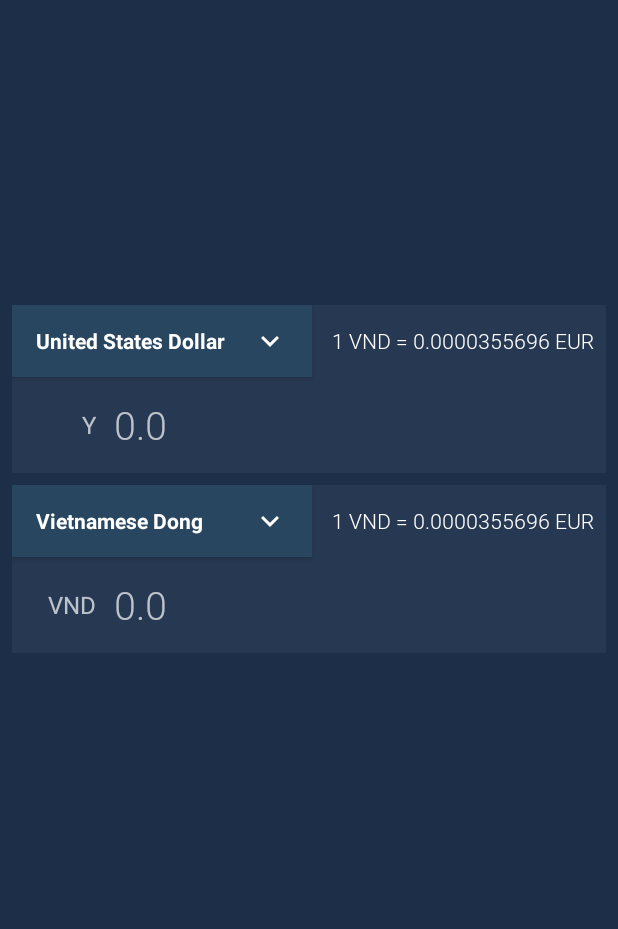
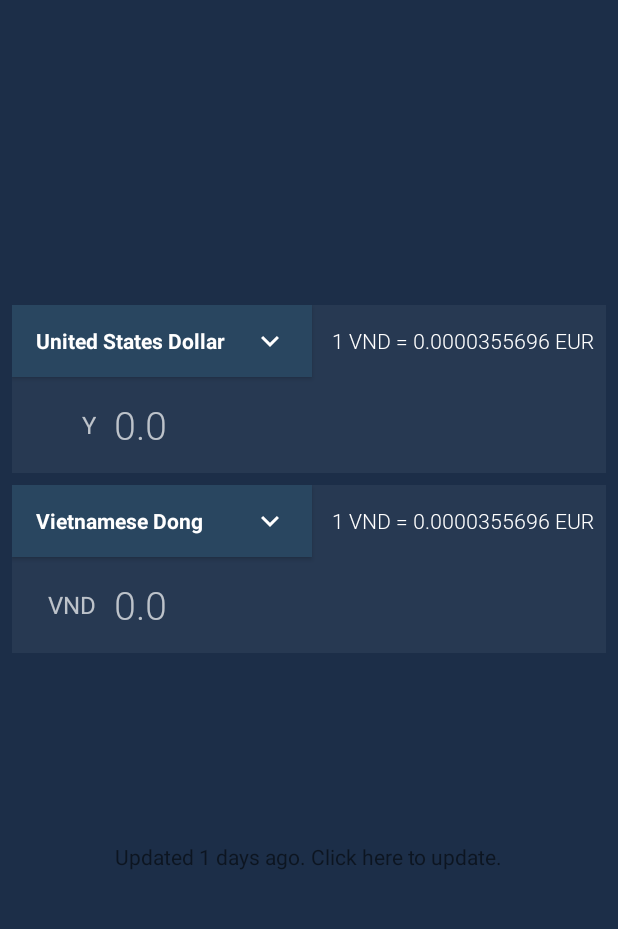
Before and after one commit to ndtho8205/mobile_application_development, an Android app: the screen it shows after launch (MainActivity), on a phone screen of 412 x 824 dp, the part 177-1106 px from its top. Run offline under Robolectric (Android 15) with nearby library versions, the phone set to English and light mode, and no system bars; libraries missing offline, so code that uses them is left out: com.beust.klaxon, com.github.kittinunf.fuel; 9 statements that could not run were skipped.

Commit message:
Add fuel

```diff
--- a/Ex2/CurrencyConverter/app/build.gradle
+++ b/Ex2/CurrencyConverter/app/build.gradle
@@ -29,6 +29,7 @@ dependencies {
     implementation 'com.android.support.constraint:constraint-layout:1.0.2'
 
     implementation 'com.beust:klaxon:3.0.1'
+    implementation 'com.github.kittinunf.fuel:fuel-android:1.12.1'
 
     testImplementation 'junit:junit:4.12'
     androidTestImplementation 'com.android.support.test:runner:1.0.1'
--- a/Ex2/CurrencyConverter/app/src/main/AndroidManifest.xml
+++ b/Ex2/CurrencyConverter/app/src/main/AndroidManifest.xml
@@ -1,6 +1,8 @@
 <?xml version="1.0" encoding="utf-8"?>
 <manifest xmlns:android="http://schemas.android.com/apk/res/android"
     package="edu.bk.ndtho.currencyconverter">
+
+    <uses-permission android:name="android.permission.INTERNET" />
 
     <application
         android:allowBackup="true"
--- a/Ex2/CurrencyConverter/app/src/main/java/edu/bk/ndtho/currencyconverter/activities/MainActivity.kt
+++ b/Ex2/CurrencyConverter/app/src/main/java/edu/bk/ndtho/currencyconverter/activities/MainActivity.kt
@@ -1,6 +1,10 @@
 package edu.bk.ndtho.currencyconverter.activities
 
+import android.Manifest
+import android.content.pm.PackageManager
 import android.os.Bundle
+import android.support.v4.app.ActivityCompat
+import android.support.v4.content.ContextCompat
 import android.support.v7.app.AlertDialog
 import android.support.v7.app.AppCompatActivity
 import android.text.Editable
@@ -16,8 +20,6 @@ import java.text.DecimalFormat
 
 class MainActivity : AppCompatActivity()
 {
-
-    private val mCurrencyDataHandler = CurrencyDataHandler()
     private lateinit var mCurrencyData: CurrencyData
 
     private var mBaseCurrencyIndex: Int = 0
@@ -31,10 +33,11 @@ class MainActivity : AppCompatActivity()
         super.onCreate(savedInstanceState)
         setContentView(R.layout.activity_main)
 
-        mCurrencyData = mCurrencyDataHandler.loadFromJson(this, R.raw.currencies)
+        mCurrencyData = CurrencyDataHandler.loadFromJson(this, R.raw.currencies)
         mBaseCurrency = mCurrencyData.currencies[mBaseCurrencyIndex]
         mQuoteCurrency = mCurrencyData.currencies[mQuoteCurrencyIndex]
 
+        requestInternetPermission()
         initViews()
     }
 
@@ -44,6 +47,7 @@ class MainActivity : AppCompatActivity()
 
         initBaseCurrency()
         initQuoteCurrency()
+        initSyncInfo()
     }
 
     private fun initBaseCurrency()
@@ -75,6 +79,14 @@ class MainActivity : AppCompatActivity()
 
         etQuoteCurrencyAmount.onMoneyAmountChanged {
             etBaseCurrencyAmount.updateMoneyAmount(it, mQuoteCurrency, mBaseCurrency)
+        }
+    }
+
+    private fun initSyncInfo()
+    {
+        tvSyncInfo.setOnClickListener {
+            if (hasInternetPermission())
+                CurrencyDataHandler.sync()
         }
     }
 
@@ -153,4 +165,29 @@ class MainActivity : AppCompatActivity()
                 })
                 .show()
     }
+
+    private fun hasInternetPermission(): Boolean = ContextCompat.checkSelfPermission(this,
+                                                                                     Manifest.permission.INTERNET) == PackageManager.PERMISSION_GRANTED
+
+
+    private fun requestInternetPermission()
+    {
+        ActivityCompat.requestPermissions(this,
+                                          arrayOf(Manifest.permission.INTERNET),
+                                          101)
+
+    }
+
+    override fun onRequestPermissionsResult(requestCode: Int, permissions: Array<out String>,
+                                            grantResults: IntArray)
+    {
+        when (requestCode)
+        {
+            101  -> if (grantResults[0] == PackageManager.PERMISSION_GRANTED)
+            {
+                CurrencyDataHandler.sync()
+            }
+            else -> super.onRequestPermissionsResult(requestCode, permissions, grantResults)
+        }
+    }
 }
--- a/Ex2/CurrencyConverter/app/src/main/java/edu/bk/ndtho/currencyconverter/utils/CurrencyDataHandler.kt
+++ b/Ex2/CurrencyConverter/app/src/main/java/edu/bk/ndtho/currencyconverter/utils/CurrencyDataHandler.kt
@@ -2,14 +2,35 @@ package edu.bk.ndtho.currencyconverter.utils
 
 import android.content.Context
 import com.beust.klaxon.Klaxon
+import com.github.kittinunf.fuel.android.extension.responseJson
+import com.github.kittinunf.fuel.httpGet
 import edu.bk.ndtho.currencyconverter.models.CurrencyData
 
-class CurrencyDataHandler
+object CurrencyDataHandler
 {
+    const val URL =
+            "https://openexchangerates.org/api/latest.json?app_id=d898a3d9a74143269881a75ec3bf0c7e"
 
     fun loadFromJson(context: Context, resourceId: Int): CurrencyData
     {
         val inputStream = context.resources.openRawResource(resourceId)
         return Klaxon().parse<CurrencyData>(inputStream) ?: CurrencyData(0, emptyList())
     }
+
+    fun sync()
+    {
+        val timeout = 5000
+        val readTimeout = 60000
+
+        URL.httpGet().timeout(timeout).timeoutRead(readTimeout)
+                .responseJson { request, response, result ->
+                    val (json, error) = result
+                    print(result.get().obj())
+                    if (error == null)
+                    {
+                        print("=======================================")
+                        print(json)
+                    }
+                }
+    }
 }
--- a/Ex2/CurrencyConverter/app/src/main/res/layout/activity_main.xml
+++ b/Ex2/CurrencyConverter/app/src/main/res/layout/activity_main.xml
@@ -106,16 +106,18 @@
             android:singleLine="false" />
     </RelativeLayout>
 
-    <RelativeLayout
-        android:layout_width="match_parent"
+    <TextView
+        android:id="@+id/tvSyncInfo"
+        android:layout_width="wrap_content"
         android:layout_height="wrap_content"
+        android:layout_marginBottom="8dp"
         android:layout_marginEnd="8dp"
         android:layout_marginStart="8dp"
         android:layout_marginTop="8dp"
+        android:text="Updated 1 days ago. Click here to update."
+        app:layout_constraintBottom_toBottomOf="parent"
         app:layout_constraintEnd_toEndOf="parent"
         app:layout_constraintStart_toStartOf="parent"
-        app:layout_constraintTop_toBottomOf="@+id/relativeLayout2">
-
-    </RelativeLayout>
+        app:layout_constraintTop_toBottomOf="@+id/relativeLayout2" />
 
 </android.support.constraint.ConstraintLayout>
```
